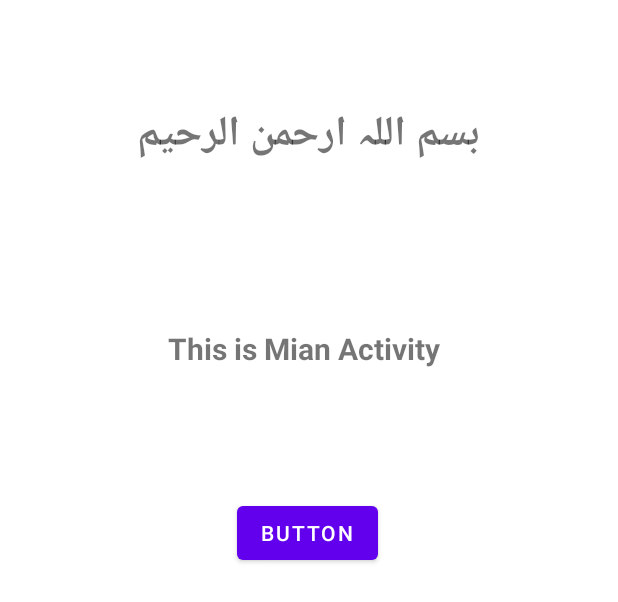
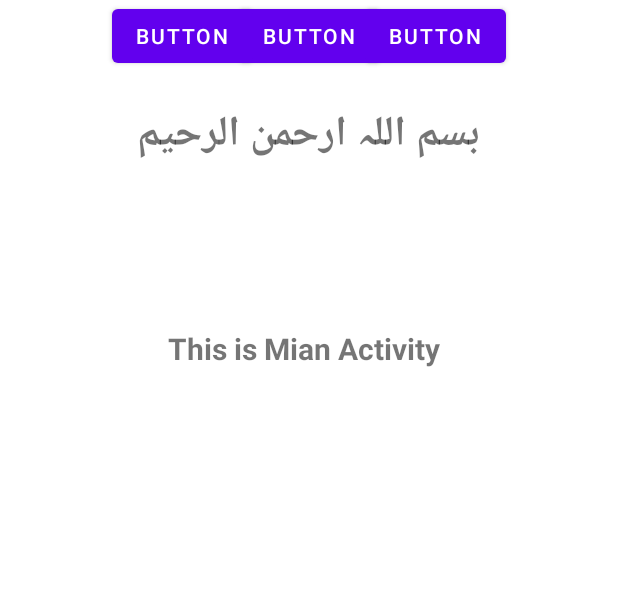
Before and after one commit to Anas428/Mobile_Computing_Progress, an Android app: the layout activity_main.xml on its own in the app's theme, with its tools: preview values and no code run, on a phone screen of 412 x 824 dp. Shown: the top 602 px of the screen. Run offline under Robolectric (Android 15) with nearby library versions, the phone set to English and light mode, and no system bars.

Commit message:
Lecture 5 After center

```diff
--- a/Projects/Lec 5/app/src/main/java/com/example/lec_views/MainActivity.java
+++ b/Projects/Lec 5/app/src/main/java/com/example/lec_views/MainActivity.java
@@ -9,6 +9,6 @@ public class MainActivity extends AppCompatActivity {
     @Override
     protected void onCreate(Bundle savedInstanceState) {
         super.onCreate(savedInstanceState);
-        setContentView(R.layout.activity_main);
+        setContentView(R.layout.sample_layout);
     }
 }
--- a/Projects/Lec 5/app/src/main/res/layout/activity_main.xml
+++ b/Projects/Lec 5/app/src/main/res/layout/activity_main.xml
@@ -28,16 +28,11 @@
         android:id="@+id/button"
         android:layout_width="wrap_content"
         android:layout_height="wrap_content"
-        android:layout_marginStart="158dp"
-        android:layout_marginLeft="158dp"
-        android:layout_marginTop="72dp"
-        android:layout_marginEnd="159dp"
-        android:layout_marginRight="159dp"
         android:text="Button"
         app:layout_constraintEnd_toEndOf="parent"
-        app:layout_constraintHorizontal_bias="0.0"
+        app:layout_constraintHorizontal_bias="0.5"
         app:layout_constraintStart_toStartOf="parent"
-        app:layout_constraintTop_toBottomOf="@+id/textView" />
+        tools:layout_editor_absoluteY="331dp" />
 
     <TextView
         android:id="@+id/textView3"
@@ -55,4 +50,24 @@
         app:layout_constraintEnd_toEndOf="parent"
         app:layout_constraintStart_toStartOf="parent"
         app:layout_constraintTop_toTopOf="parent" />
+
+    <Button
+        android:id="@+id/button2"
+        android:layout_width="wrap_content"
+        android:layout_height="wrap_content"
+        android:text="Button"
+        app:layout_constraintEnd_toStartOf="@+id/button3"
+        app:layout_constraintHorizontal_bias="0.5"
+        app:layout_constraintStart_toStartOf="parent"
+        tools:layout_editor_absoluteY="413dp" />
+
+    <Button
+        android:id="@+id/button3"
+        android:layout_width="wrap_content"
+        android:layout_height="wrap_content"
+        android:text="Button"
+        app:layout_constraintEnd_toEndOf="parent"
+        app:layout_constraintHorizontal_bias="0.5"
+        app:layout_constraintStart_toEndOf="@+id/button2"
+        tools:layout_editor_absoluteY="419dp" />
 </androidx.constraintlayout.widget.ConstraintLayout>
```
